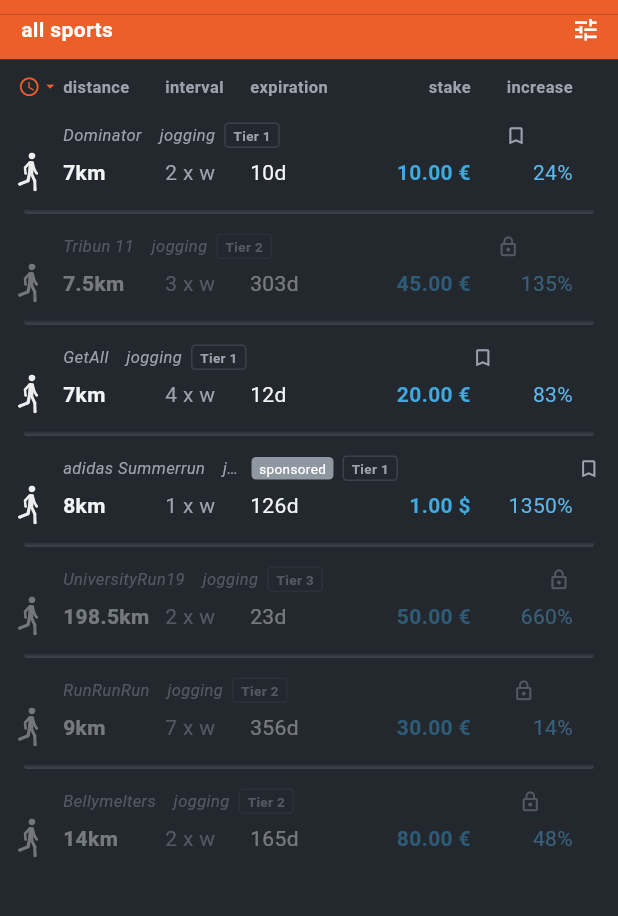
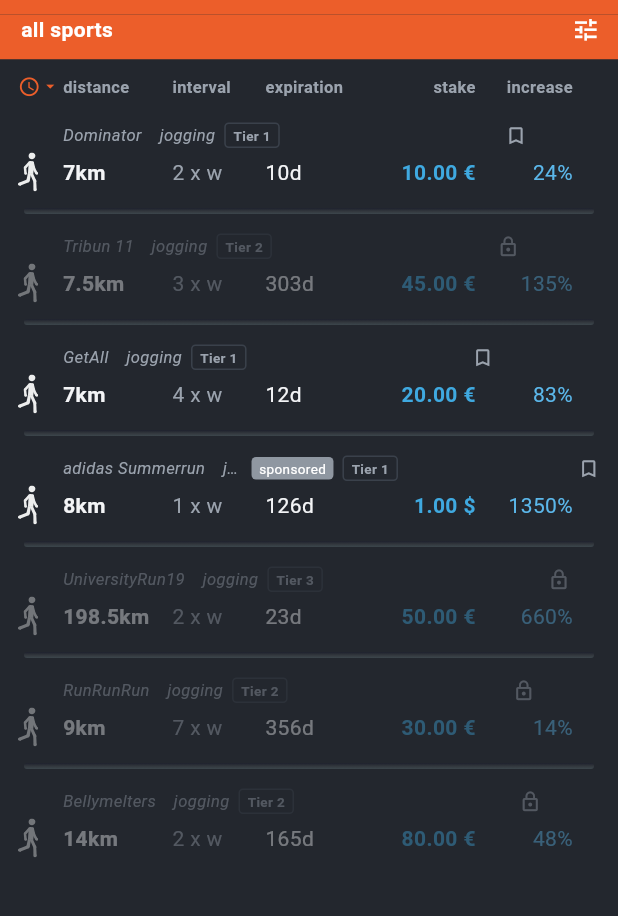
Before and after one commit to Claude-Roland/Battlebet, a Flutter app: the BetsListScreen screen opened directly, on a phone screen of 412 x 824 dp, the part 53-969 px from its top. Run offline on Flutter 3.47's test engine with Material 3 defaults, Android fonts, the phone set to English and light mode, and no system bars; our stand-ins replace flutter_svg; project files that could hold a hidden picture were left out.

Commit message:
Sortier-Tabelle: etwas mehr Abstand zwischen distance-interval und interval-expiration (colGap, in Kopf + Zeile identisch)

```diff
--- a/app/lib/screens/bets_list_screen.dart
+++ b/app/lib/screens/bets_list_screen.dart
@@ -181,7 +181,9 @@ class _BetsListScreenState extends State<BetsListScreen> {
         children: [
           SizedBox(width: BetRow.iconColWidth, child: _newSort()),
           _hSort('distance', BetSortKey.distanz, BetRow.flexDistance),
+          const SizedBox(width: BetRow.colGap),
           _hSort('interval', BetSortKey.interval, BetRow.flexInterval),
+          const SizedBox(width: BetRow.colGap),
           _hSort('expiration', BetSortKey.expiration, BetRow.flexExpiration),
           _hSort('stake', BetSortKey.einsatz, BetRow.flexPrice, right: true),
           _hSort('increase', BetSortKey.wertzuwachs, BetRow.flexIncrease, right: true),
--- a/app/lib/widgets/bet_row.dart
+++ b/app/lib/widgets/bet_row.dart
@@ -33,6 +33,10 @@ class BetRow extends StatelessWidget {
   // Breite der Sport-Ikon-Spalte links und der Bookmark-/Schloss-Spalte rechts.
   static const double iconColWidth = 30;
   static const double bookmarkColWidth = 18;
+
+  // Etwas Luft zwischen distance–interval und interval–expiration
+  // (identisch in Kopfzeile und Datenzeile, damit beide fluchten).
+  static const double colGap = 8;
 
   @override
   Widget build(BuildContext context) {
@@ -98,7 +102,9 @@ class BetRow extends StatelessWidget {
                 ),
               ),
               _col('${_fmtKm(bet.distanceKm)}km', flexDistance, bold: true),
+              const SizedBox(width: colGap),
               _col('${bet.iterationsPerWeek} x w', flexInterval, color: AppColors.textMuted),
+              const SizedBox(width: colGap),
               _col('${bet.expirationDays}d', flexExpiration),
               // Einsatz (Money) und der ABGELEITETE "increase" aus der Pot-Oekonomie.
               _col(bet.stake.format(), flexPrice,
```
